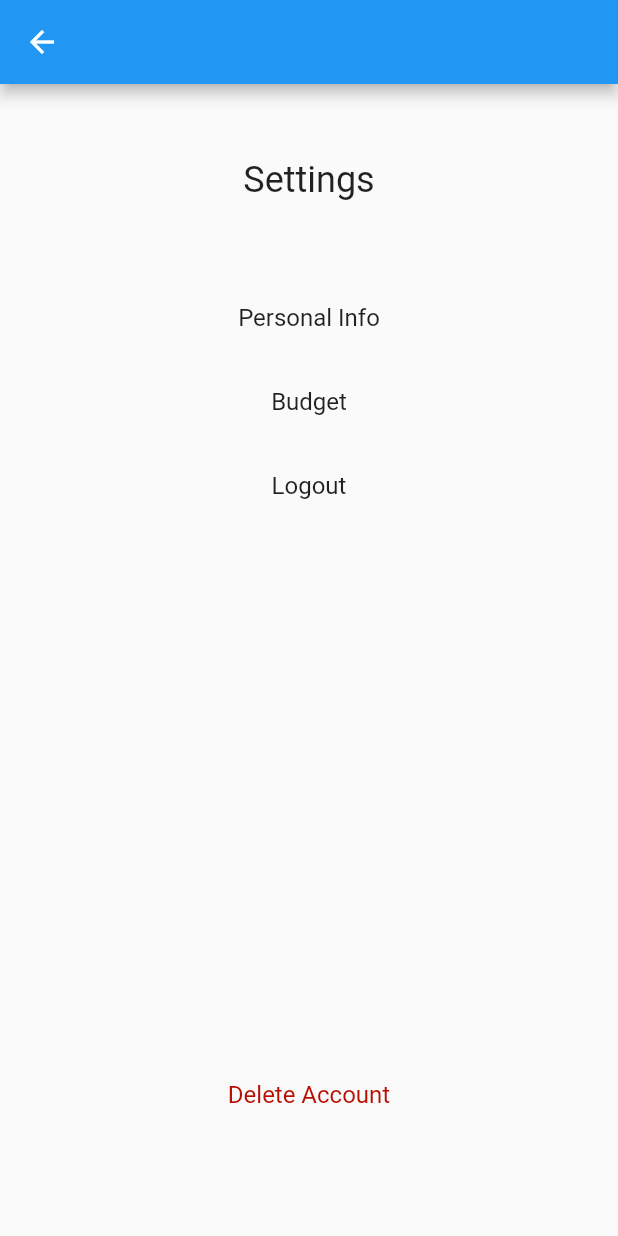
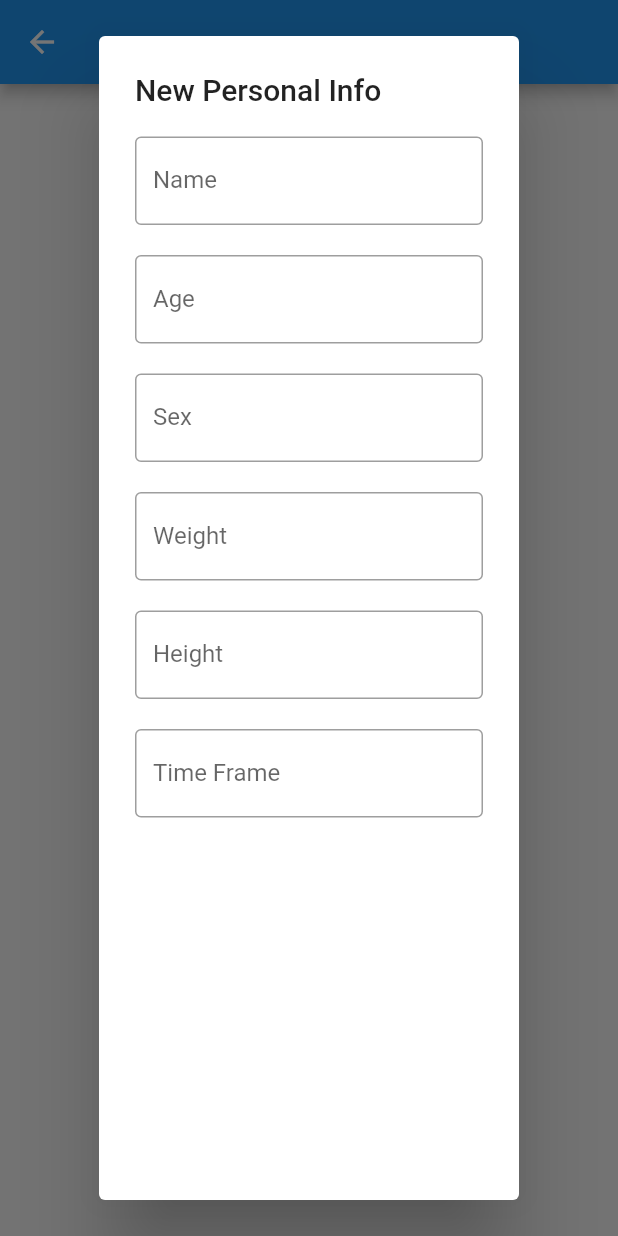
Before and after one commit to JesusMunoz01/SeniorProjectMobileApp, a Flutter app: the SettingsScreen screen opened directly with empty values, after a tap on "Personal Info", on a phone screen of 412 x 824 dp. Run offline on Flutter 3.47's test engine with Material 2 defaults, Android fonts, the phone set to English and light mode, and no system bars; our stand-ins replace firebase_core, firebase_database; accounts and stored records are empty; Roboto replaces fonts that are missing (Montserrat).

Commit message:
sprint13

```diff
--- a/lib/screens/settingsScreen.dart
+++ b/lib/screens/settingsScreen.dart
@@ -17,6 +17,13 @@ class SettingsScreen extends StatefulWidget {
 class _SettingsScreenState extends State<SettingsScreen> {
   TextEditingController balance = TextEditingController();
   TextEditingController _password = TextEditingController();
+  TextEditingController _name = TextEditingController();
+  TextEditingController _age = TextEditingController();
+  TextEditingController _sex = TextEditingController();
+  TextEditingController _weight = TextEditingController();
+  TextEditingController _height = TextEditingController();
+  TextEditingController _budget = TextEditingController();
+  TextEditingController _timeFrame = TextEditingController();
   @override
   FirebaseDatabase database = FirebaseDatabase.instance;
   DatabaseReference myRef = FirebaseDatabase.instance.ref("profiles/username");
@@ -35,9 +42,69 @@ class _SettingsScreenState extends State<SettingsScreen> {
           Padding(padding: EdgeInsets.fromLTRB(0, 0, 0, 50)),
           ListTile(title:
               Text("Personal Info", textAlign: TextAlign.center,),
-              onTap:() {
+              onTap:() => showDialog<String>(
+                context: context,
+                builder: (BuildContext context) => AlertDialog(
+                  title: const Text('New Personal Info'),
+                  content: Column(children: [
+                    TextField(
+                      controller: _name,
+                      decoration: InputDecoration(
+                        hintText: 'Enter value',
+                        border: OutlineInputBorder(),
+                        label: Text('Name')
+                      )
+                    ),
+                    Padding(padding: EdgeInsets.fromLTRB(0, 0, 0, 20)),
+                    TextField(
+                      controller: _age,
+                      decoration: InputDecoration(
+                        hintText: 'Enter value',
+                        border: OutlineInputBorder(),
+                        label: Text('Age')
+                      )
+                    ),
+                    Padding(padding: EdgeInsets.fromLTRB(0, 0, 0, 20)),
+                    TextField(
+                      controller: _sex,
+                      decoration: InputDecoration(
+                        hintText: 'Enter value',
+                        border: OutlineInputBorder(),
+                        label: Text('Sex')
+                      )
+                    ),
+                    Padding(padding: EdgeInsets.fromLTRB(0, 0, 0, 20)),
+                    TextField(
+                      controller: _weight,
+                      decoration: InputDecoration(
+                        hintText: 'Enter value',
+                        border: OutlineInputBorder(),
+                        label: Text('Weight')
+                      )
+                    ),
+                    Padding(padding: EdgeInsets.fromLTRB(0, 0, 0, 20)),
+                    TextField(
+                      controller: _height,
+                      decoration: InputDecoration(
+                        hintText: 'Enter value',
+                        border: OutlineInputBorder(),
+                        label: Text('Height')
+                      )
+                    ),
+                    Padding(padding: EdgeInsets.fromLTRB(0, 0, 0, 20)),
+                    TextField(
+                      controller: _timeFrame,
+                      decoration: InputDecoration(
+                        hintText: 'Enter value',
+                        border: OutlineInputBorder(),
+                        label: Text('Time Frame')
+                      )
+                    )
+                  ],))
+                )
 
-              },
+
+              ,
           ),
           ListTile(title:
               Text("Budget", textAlign: TextAlign.center,),
```
